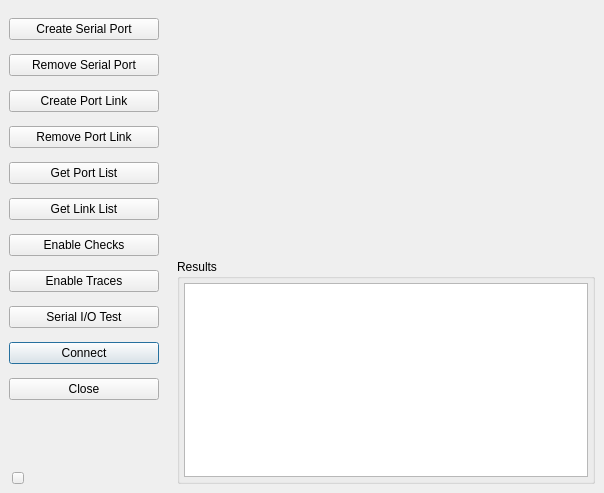
This is VSPClient/ui/vscmainwindow.ui in britus/VSPClient as Qt 5 draws it before an edit. The edited form follows.
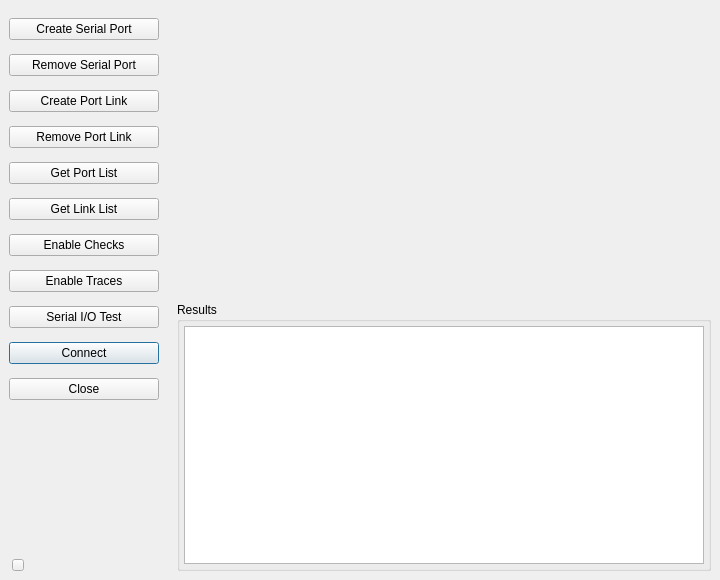
This is the edited form. Custom widgets are drawn as their Qt base class.

```diff
--- a/VSPClient/ui/vscmainwindow.ui
+++ b/VSPClient/ui/vscmainwindow.ui
@@ -2,13 +2,11 @@
 <ui version="4.0">
  <class>VSCMainWindow</class>
  <widget class="QMainWindow" name="VSCMainWindow">
-  <property name="geometry">
-   <rect>
-    <x>0</x>
-    <y>0</y>
-    <width>604</width>
-    <height>493</height>
-   </rect>
+  <property name="minimumSize">
+   <size>
+    <width>720</width>
+    <height>580</height>
+   </size>
   </property>
   <property name="windowTitle">
    <string>Virtual Serial Port Controller</string>
```
Left out of the diff: 22 changed lines with no effect on the pictures.
